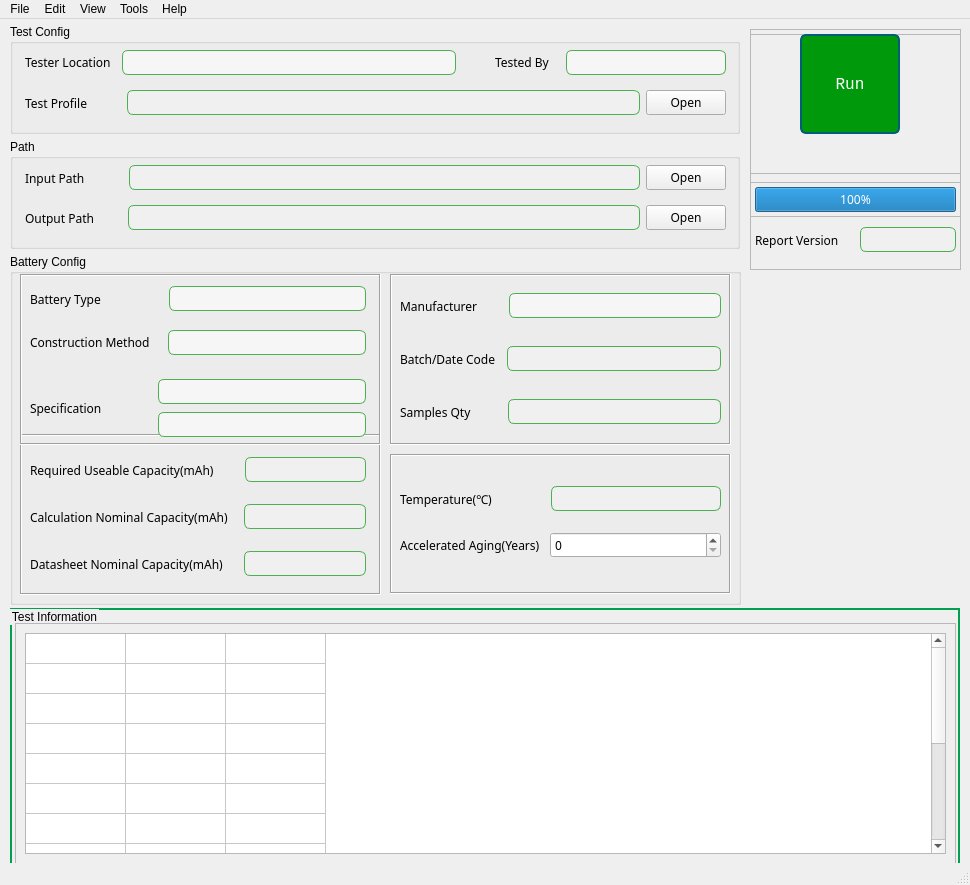
Qt form src/battery_analysis/ui/resources/ui_battery_analysis.ui (Sandman6z/battery-analysis) before a commit.
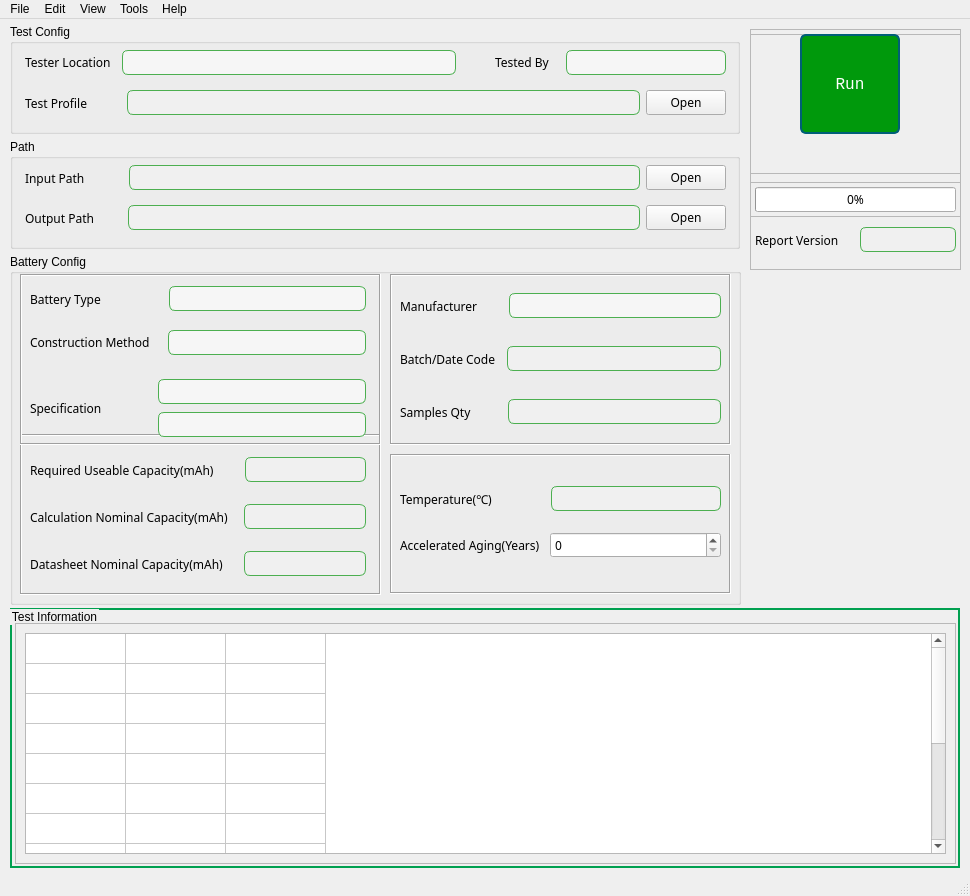
The same form after that commit. Icons and pictures are not drawn.

Commit message:
feat: 添加XML验证脚本并调整UI配置
添加simple_xml_check.py脚本用于验证XML文件格式，特别是检查actionBatteryChartViewer是否存在
调整主窗口高度和进度条初始值，更新配置文件路径

```diff
--- a/src/battery_analysis/ui/resources/ui_battery_analysis.ui
+++ b/src/battery_analysis/ui/resources/ui_battery_analysis.ui
@@ -8,7 +8,7 @@
     <x>0</x>
     <y>0</y>
     <width>970</width>
-    <height>885</height>
+    <height>896</height>
    </rect>
   </property>
   <property name="sizePolicy">
@@ -2467,7 +2467,7 @@
           <bool>false</bool>
          </property>
          <property name="value">
-          <number>100</number>
+          <number>0</number>
          </property>
          <property name="alignment">
           <set>Qt::AlignmentFlag::AlignCenter</set>
```
The commit also changes 2 other files.
